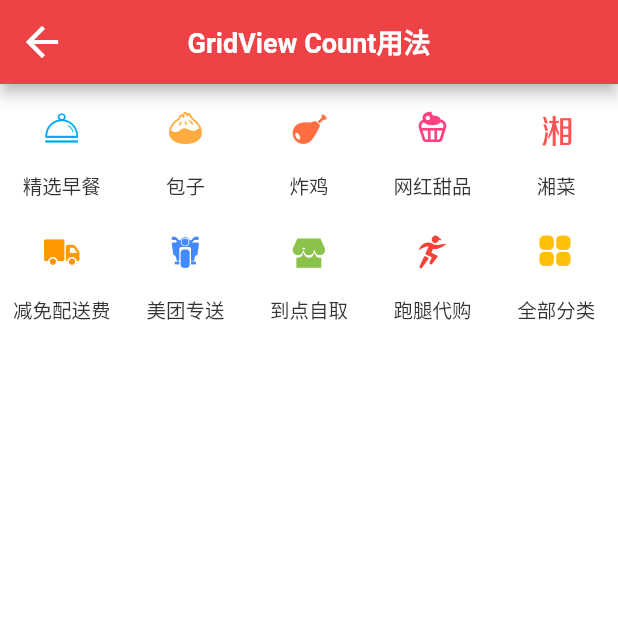
After one commit to Lester2020/flutter_study_demo, a Flutter app: the GridViewCountDemo screen opened directly, on a phone screen of 412 x 824 dp, the top half of it. The commit adds this screen. Run offline on Flutter 3.47's test engine with Material 2 defaults, Android fonts, the phone set to English and light mode, and no system bars; our stand-ins replace connectivity, dio, event_bus, flutter_swiper_null_safety, fluttertoast, image_picker and 4 more; accounts and stored records are empty; network calls fail.

Commit message:
lester commit

```diff
--- a/lib/basic/basic_page.dart
+++ b/lib/basic/basic_page.dart
@@ -14,6 +14,7 @@ import 'package:flutter_study_demo/basic/demo/keybord_demo_page.dart';
 import 'package:flutter_study_demo/basic/demo/transform_demo_page.dart';
 import 'package:flutter_study_demo/basic/demo/widget_layout_demo1.dart';
 import 'package:flutter_study_demo/basic/demo/widget_layout_demo2.dart';
+import 'package:flutter_study_demo/basic/grid_view/grid_view_count_demo.dart';
 import 'package:flutter_study_demo/basic/inherited/inherited_widget_file.dart';
 import 'package:flutter_study_demo/basic/list_view/list_view_bulider_demo.dart';
 import 'package:flutter_study_demo/basic/list_view/list_view_refresh_demo.dart';
@@ -195,4 +196,5 @@ Map<String, Widget> itemRouters = {
   'ListView刷新练习' : const ListViewRefreshDemo(),
   'ListView Builder用法' : const ListViewBuilderDemo(),
   'ListView Separated用法' : const ListViewSeparatedDemo(),
+  'GridView Count用法' : const GridViewCountDemo(),
 };
--- /dev/null
+++ b/lib/basic/grid_view/custom_icons.dart
@@ -0,0 +1,34 @@
+import 'package:flutter/material.dart';
+
+class CustomIcons {
+  /// 早餐
+  static const IconData breakFirst = IconData(0xe642, fontFamily: 'customIconfont');
+
+  /// 炸鸡
+  static const IconData friedFood = IconData(0xe506, fontFamily: 'customIconfont');
+
+  /// 摩托车
+  static const IconData motorbike = IconData(0xe62d, fontFamily: 'customIconfont');
+
+  /// 包子
+  static const IconData baozi = IconData(0xe61a, fontFamily: 'customIconfont');
+
+  /// 店铺
+  static const IconData shop = IconData(0xe619, fontFamily: 'customIconfont');
+
+  /// 甜品
+  static const IconData sweetmeats = IconData(0xe606, fontFamily: 'customIconfont');
+
+  /// 货车
+  static const IconData truck = IconData(0xe602, fontFamily: 'customIconfont');
+
+  /// 跑腿
+  static const IconData errand = IconData(0xe7b3, fontFamily: 'customIconfont');
+
+  /// 湘菜
+  static const IconData xiangCuisine = IconData(0xe63b, fontFamily: 'customIconfont');
+
+  /// 全部分类
+  static const IconData allCategories =
+  IconData(0xe508, fontFamily: 'customIconfont');
+}
--- /dev/null
+++ b/lib/basic/grid_view/grid_view_count_demo.dart
@@ -0,0 +1,23 @@
+import 'package:flutter/material.dart';
+import 'package:flutter_study_demo/basic/grid_view/mock_data.dart';
+import 'package:flutter_study_demo/basic/grid_view/service_item.dart';
+
+class GridViewCountDemo extends StatelessWidget {
+  const GridViewCountDemo({Key? key}) : super(key: key);
+
+  @override
+  Widget build(BuildContext context) {
+    return Scaffold(
+      appBar: AppBar(
+        title: Text('GridView Count用法'),
+      ),
+      body: GridView.count(
+        crossAxisCount: 5,
+        padding: EdgeInsets.symmetric(vertical: 0),
+        children: serviceList.map((m) {
+          return ServiceItem(model: m);
+        }).toList(),
+      ),
+    );
+  }
+}
--- /dev/null
+++ b/lib/basic/grid_view/mock_data.dart
@@ -0,0 +1,87 @@
+import 'package:flutter/material.dart';
+import 'package:flutter_study_demo/basic/grid_view/custom_icons.dart';
+import 'package:flutter_study_demo/basic/grid_view/service_item_model.dart';
+
+/// 美团 - 服务菜单
+const List<ServiceItemViewModel> serviceList = [
+  ServiceItemViewModel(
+    title: '精选早餐',
+    icon: Icon(
+      CustomIcons.breakFirst,
+      size: 25,
+      color: Colors.lightBlue,
+    ),
+  ),
+  ServiceItemViewModel(
+    title: '包子',
+    icon: Icon(
+      CustomIcons.baozi,
+      size: 25,
+      color: Colors.orangeAccent,
+    ),
+  ),
+  ServiceItemViewModel(
+    title: '炸鸡',
+    icon: Icon(
+      CustomIcons.friedFood,
+      size: 29,
+      color: Colors.deepOrangeAccent,
+    ),
+  ),
+  ServiceItemViewModel(
+    title: '网红甜品',
+    icon: Icon(
+      CustomIcons.sweetmeats,
+      size: 30,
+      color: Colors.pinkAccent,
+    ),
+  ),
+  ServiceItemViewModel(
+    title: '湘菜',
+    icon: Icon(
+      CustomIcons.xiangCuisine,
+      size: 20,
+      color: Colors.redAccent,
+    ),
+  ),
+  ServiceItemViewModel(
+    title: '减免配送费',
+    icon: Icon(
+      CustomIcons.truck,
+      size: 25,
+      color: Colors.orange,
+    ),
+  ),
+  ServiceItemViewModel(
+    title: '美团专送',
+    icon: Icon(
+      CustomIcons.motorbike,
+      size: 28,
+      color: Colors.blueAccent,
+    ),
+  ),
+  ServiceItemViewModel(
+    title: '到点自取',
+    icon: Icon(
+      CustomIcons.shop,
+      size: 25,
+      color: Colors.lightGreen,
+    ),
+  ),
+  ServiceItemViewModel(
+    title: '跑腿代购',
+    icon: Icon(
+      CustomIcons.errand,
+      size: 25,
+      color: Colors.red,
+    ),
+  ),
+  ServiceItemViewModel(
+    title: '全部分类',
+    icon: Icon(
+      CustomIcons.allCategories,
+      size: 25,
+      color: Colors.amber,
+    ),
+  ),
+];
--- /dev/null
+++ b/lib/basic/grid_view/service_item.dart
@@ -0,0 +1,31 @@
+import 'dart:ui';
+
+import 'package:flutter/material.dart';
+import 'package:flutter_study_demo/basic/grid_view/service_item_model.dart';
+
+class ServiceItem extends StatelessWidget {
+  final ServiceItemViewModel model;
+  const ServiceItem({Key? key, required this.model}) : super(key: key);
+
+  @override
+  Widget build(BuildContext context) {
+    return Container(
+      alignment: Alignment.center,
+      padding: EdgeInsets.only(bottom: 5),
+      child: Column(
+        children: [
+          Expanded(
+            child: model.icon,
+          ),
+          Text(
+            model.title,
+            style: TextStyle(
+              fontSize: 13,
+              color: Color(0xff333333),
+            ),
+          )
+        ],
+      ),
+    );
+  }
+}
--- /dev/null
+++ b/lib/basic/grid_view/service_item_model.dart
@@ -0,0 +1,14 @@
+import 'package:flutter/material.dart';
+
+class ServiceItemViewModel {
+  /// 图标
+  final Icon icon;
+
+  /// 标题
+  final String title;
+
+  const ServiceItemViewModel({
+    required this.icon,
+    required this.title,
+  });
+}
--- a/pubspec.yaml
+++ b/pubspec.yaml
@@ -153,6 +153,10 @@ flutter:
       fonts:
         - asset: fonts/iconfont.ttf
 
+    - family: customIconfont
+      fonts:
+       - asset: fonts/CustomIconFont.ttf
+
     - family: Farrington
       fonts:
         - asset: fonts/Farrington-7B.ttf
```
Also changed, not shown: fonts/CustomIconFont.ttf (added).
